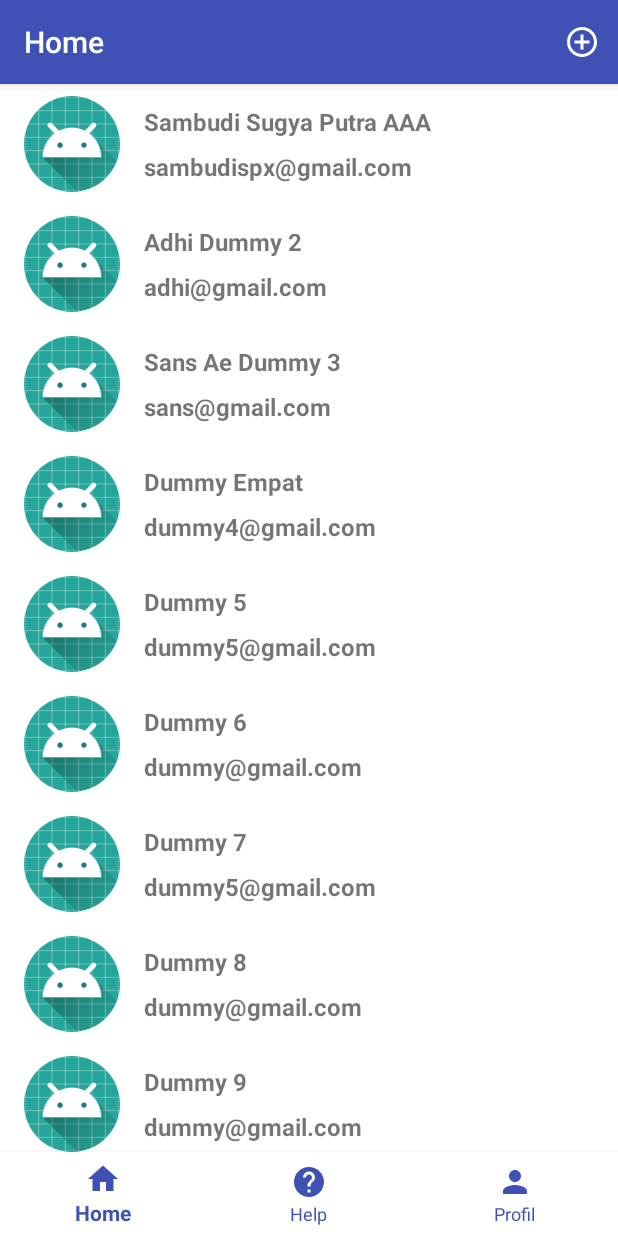
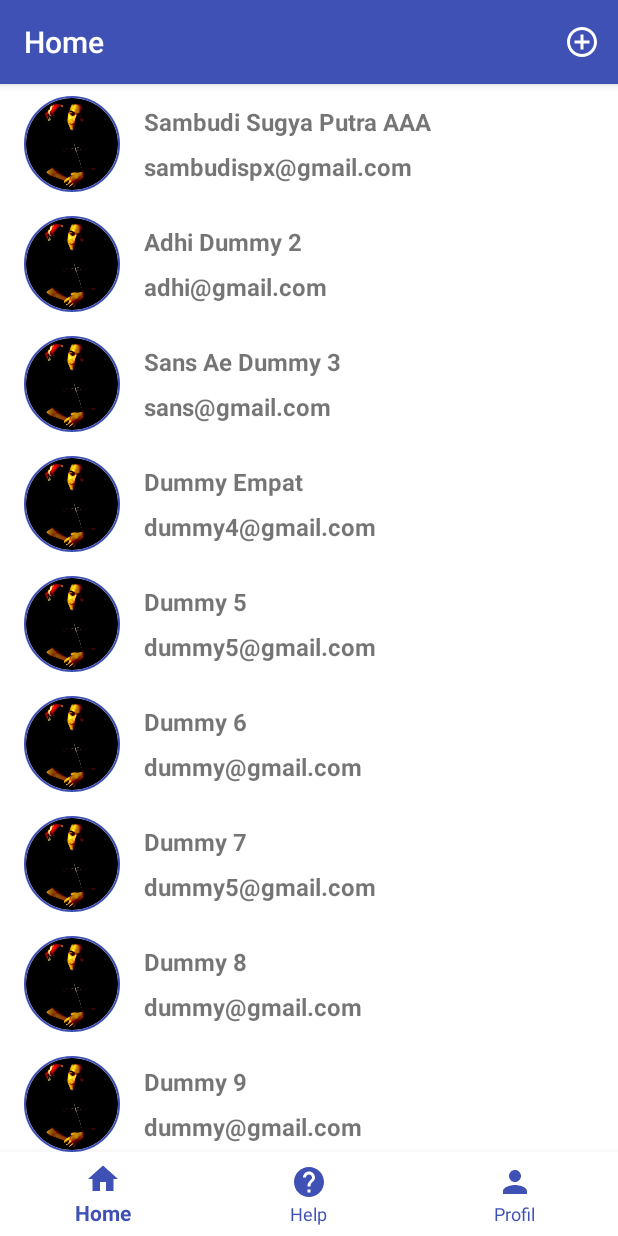
Before and after one commit to sambudisp/FirstKotlin, an Android app: the HomeFragment screen opened directly, with no data from a screen before it, on a phone screen of 412 x 824 dp. Run offline under Robolectric (Android 15) with nearby library versions, the phone set to English and light mode, and no system bars; our stand-ins replace CircleImageView; Roboto replaces fonts that are not available here.

```diff
--- a/app/build.gradle
+++ b/app/build.gradle
@@ -22,6 +22,10 @@ android {
     }
 }
 
+androidExtensions{
+    experimental = true
+}
+
 ext {
     supportVersion = '27.1.1'
 }
--- a/app/src/main/java/com/sambudisp/firstkotlin/model/Students.kt
+++ b/app/src/main/java/com/sambudisp/firstkotlin/model/Students.kt
@@ -1,9 +1,13 @@
 package com.sambudisp.firstkotlin.model
 
+import android.os.Parcelable
+import kotlinx.android.parcel.Parcelize
+
 //Class ini akan digunakan untuk memilih data apa saja yang ingin ditampilkan
+@Parcelize
 data class Students(
         var idnya: String? = null,
         var namanya: String? = null,
         var emailnya: String? = null,
         var avatarnya: Int? = null //ini contoh aja pakai "Int" karena ngambilnya dari Drawable (ngambil IDnya)
-)
+) : Parcelable //Biar bisa kirim2 data ke act lain
--- a/app/src/main/java/com/sambudisp/firstkotlin/ui/activity/LoginActivity.kt
+++ b/app/src/main/java/com/sambudisp/firstkotlin/ui/activity/LoginActivity.kt
@@ -5,13 +5,13 @@ import android.support.v7.app.AppCompatActivity
 import android.os.Bundle
 import android.widget.Toast
 import com.sambudisp.firstkotlin.R
-import kotlinx.android.synthetic.main.activity_main.*
+import kotlinx.android.synthetic.main.activity_login.*
 
 class LoginActivity : AppCompatActivity() {
 
     override fun onCreate(savedInstanceState: Bundle?) {
         super.onCreate(savedInstanceState)
-        setContentView(R.layout.activity_main)
+        setContentView(R.layout.activity_login)
 
         btnLogin.setOnClickListener {
             login()
--- a/app/src/main/java/com/sambudisp/firstkotlin/ui/adapter/AdapterStudents.kt
+++ b/app/src/main/java/com/sambudisp/firstkotlin/ui/adapter/AdapterStudents.kt
@@ -10,7 +10,8 @@ import kotlinx.android.synthetic.main.adapter_students.view.*
 
 //pilih extends Adapter yang dari RecyclerView, lalu di dalam kurung lancip pilih ViewHolder yang bikinan kita sendiri
 //alt+Enter di AdapterStudent, pilih implement member, ctrl+A (pilih semuanya), klik OK
-class AdapterStudents(private val studentsList: List<Students/*ini ngambil dari model*/>) : RecyclerView.Adapter<AdapterStudents.ViewHolder>() {
+class AdapterStudents(private val studentsList: List<Students/*ini ngambil dari model*/>,
+                      private val onClick: (student: Students) -> Unit /*Fungsi Higher Order Function untuk proses respon item Recycler diklik*/) : RecyclerView.Adapter<AdapterStudents.ViewHolder>() {
 
     //Binding Layout dulu / disebut juga dengan Mengubungkan Layout dengan Kotlinnya (engine nya)
     override fun onCreateViewHolder(parent: ViewGroup, viewType: Int): ViewHolder {
@@ -26,7 +27,13 @@ class AdapterStudents(private val studentsList: List<Students/*ini ngambil dari
     }
 
     override fun onBindViewHolder(holder: ViewHolder, position: Int) {
-        holder.bind(studentsList[position])
+        val student = studentsList[position]
+        holder.bind(student)
+
+        //Proses onClicknya item RecyclerView yang diklik
+        holder.itemView.setOnClickListener {
+            onClick(student)
+        }
     }
 
     //pilih ViewHolder yang dari RecyclerView, kalau merah nanti pilih yang "Constructor"
@@ -39,7 +46,7 @@ class AdapterStudents(private val studentsList: List<Students/*ini ngambil dari
             students.avatarnya?.let {
                 itemView.imgAvatar.setImageResource(it)
             }
-
         }
     }
+
 }
--- a/app/src/main/java/com/sambudisp/firstkotlin/ui/fragment/HomeFragment.kt
+++ b/app/src/main/java/com/sambudisp/firstkotlin/ui/fragment/HomeFragment.kt
@@ -1,6 +1,7 @@
 package com.sambudisp.firstkotlin.ui.fragment
 
 
+import android.content.Intent
 import android.os.Bundle
 import android.support.v4.app.Fragment
 import android.support.v7.widget.LinearLayoutManager
@@ -10,11 +11,15 @@ import android.view.ViewGroup
 
 import com.sambudisp.firstkotlin.R
 import com.sambudisp.firstkotlin.model.Students
+import com.sambudisp.firstkotlin.ui.activity.StudentsDetailActivity
 import com.sambudisp.firstkotlin.ui.adapter.AdapterStudents
 import kotlinx.android.synthetic.main.fragment_home.view.*
 
 class HomeFragment : Fragment() {
 
+    companion object {
+        const val STUDENT = "student"
+    }
     private val studentsList = mutableListOf<Students>()
     private lateinit var studentAdapter: AdapterStudents
 
@@ -25,7 +30,11 @@ class HomeFragment : Fragment() {
 
     override fun onViewCreated(view: View, savedInstanceState: Bundle?) {
         super.onViewCreated(view, savedInstanceState)
-        studentAdapter = AdapterStudents(studentsList)
+        studentAdapter = AdapterStudents(studentsList) {
+            val goStudentDetail = Intent(context, StudentsDetailActivity::class.java)
+            goStudentDetail.putExtra(STUDENT, it) //digunakan untuk mengirimkan data ke act tujuan, mau diapain nantinya terserah di act tujuan
+            startActivity(goStudentDetail)
+        }
 
         view.rvStudents.layoutManager = LinearLayoutManager(context) //Layout Manager digunakan untuk mengatur bentuk Recycler Viewnya mau ke bawah atau ke samping. Disini kita buat defaultnya yaitu Vertical
         /**
@@ -50,61 +59,61 @@ class HomeFragment : Fragment() {
                 idnya = "1",
                 namanya = "Sambudi Sugya Putra AAA",
                 emailnya = "sambudispx@gmail.com",
-                avatarnya = R.mipmap.ic_launcher
+                avatarnya = R.drawable.avatar
         ))
         studentsList.add(Students(
                 idnya = "2",
                 namanya = "Adhi Dummy 2",
                 emailnya = "adhi@gmail.com",
-                avatarnya = R.mipmap.ic_launcher
+                avatarnya = R.drawable.avatar
         ))
         studentsList.add(Students(
                 idnya = "3",
                 namanya = "Sans Ae Dummy 3",
                 emailnya = "sans@gmail.com",
-                avatarnya = R.mipmap.ic_launcher
+                avatarnya = R.drawable.avatar
         ))
         studentsList.add(Students(
                 idnya = "4",
                 namanya = "Dummy Empat",
                 emailnya = "dummy4@gmail.com",
-                avatarnya = R.mipmap.ic_launcher
+                avatarnya = R.drawable.avatar
         ))
         studentsList.add(Students(
                 idnya = "5",
                 namanya = "Dummy 5",
                 emailnya = "dummy5@gmail.com",
-                avatarnya = R.mipmap.ic_launcher
+                avatarnya = R.drawable.avatar
         ))
         studentsList.add(Students(
                 idnya = "6",
                 namanya = "Dummy 6",
                 emailnya = "dummy@gmail.com",
-                avatarnya = R.mipmap.ic_launcher
+                avatarnya = R.drawable.avatar
         ))
         studentsList.add(Students(
                 idnya = "7",
                 namanya = "Dummy 7",
                 emailnya = "dummy5@gmail.com",
-                avatarnya = R.mipmap.ic_launcher
+                avatarnya = R.drawable.avatar
         ))
         studentsList.add(Students(
                 idnya = "8",
                 namanya = "Dummy 8",
                 emailnya = "dummy@gmail.com",
-                avatarnya = R.mipmap.ic_launcher
+                avatarnya = R.drawable.avatar
         ))
         studentsList.add(Students(
                 idnya = "9",
                 namanya = "Dummy 9",
                 emailnya = "dummy@gmail.com",
-                avatarnya = R.mipmap.ic_launcher
+                avatarnya = R.drawable.avatar
         ))
         studentsList.add(Students(
                 idnya = "10",
                 namanya = "Dummy 10",
                 emailnya = "dummy@gmail.com",
-                avatarnya = R.mipmap.ic_launcher
+                avatarnya = R.drawable.avatar
         ))
 
         studentAdapter.notifyDataSetChanged() //memberitahu ke adapter bahwa ada data masuk / ada perubahan data di studentAdapter. Nantinya disini data akan diload ulang jika ada perubahan
--- a/app/src/main/res/layout/adapter_students.xml
+++ b/app/src/main/res/layout/adapter_students.xml
@@ -14,6 +14,8 @@
         android:layout_marginLeft="16dp"
         android:layout_marginStart="16dp"
         android:layout_marginTop="8dp"
+        app:civ_border_color="@color/colorPrimary"
+        app:civ_border_width="1dp"
         app:layout_constraintBottom_toBottomOf="parent"
         app:layout_constraintStart_toStartOf="parent"
         app:layout_constraintTop_toTopOf="parent"
@@ -53,4 +55,14 @@
         app:layout_constraintStart_toStartOf="@+id/txtNama"
         app:layout_constraintTop_toBottomOf="@+id/txtNama"
         tools:text="sambudisp@gmail.com" />
+
+    <View
+        android:id="@+id/vwDivider"
+        android:layout_width="match_parent"
+        android:layout_height="1dp"
+        android:background="@color/colorPrimary"
+        app:layout_constraintEnd_toEndOf="parent"
+        app:layout_constraintStart_toStartOf="parent"
+        app:layout_constraintTop_toBottomOf="parent" />
+
 </android.support.constraint.ConstraintLayout>
```
Also changed, not shown: app/src/main/AndroidManifest.xml (+2 -8 lines), app/src/main/java/com/sambudisp/firstkotlin/ui/activity/AddShowDataActivity.kt (+9 -0 lines), app/src/main/java/com/sambudisp/firstkotlin/ui/activity/StudentsDetailActivity.kt (added, +28 -0 lines), app/src/main/res/layout/activity_students_detail.xml (added, +9 -0 lines), app/src/main/res/drawable/avatar.jpg (added), app/src/main/res/layout/activity_login.xml (renamed from app/src/main/res/layout/activity_main.xml).
